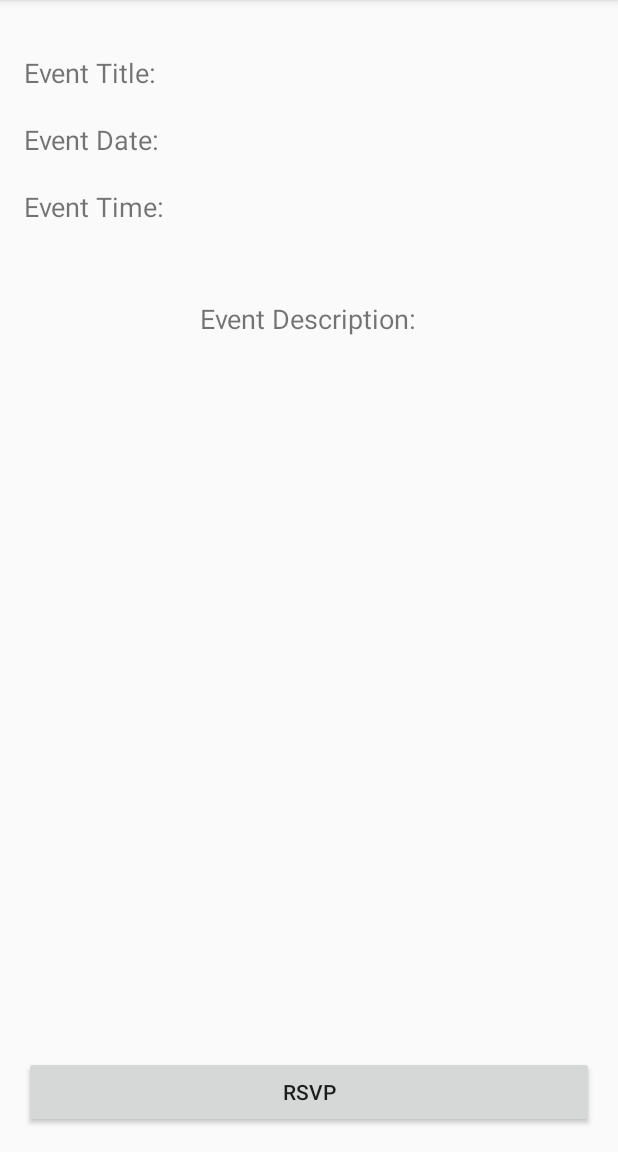
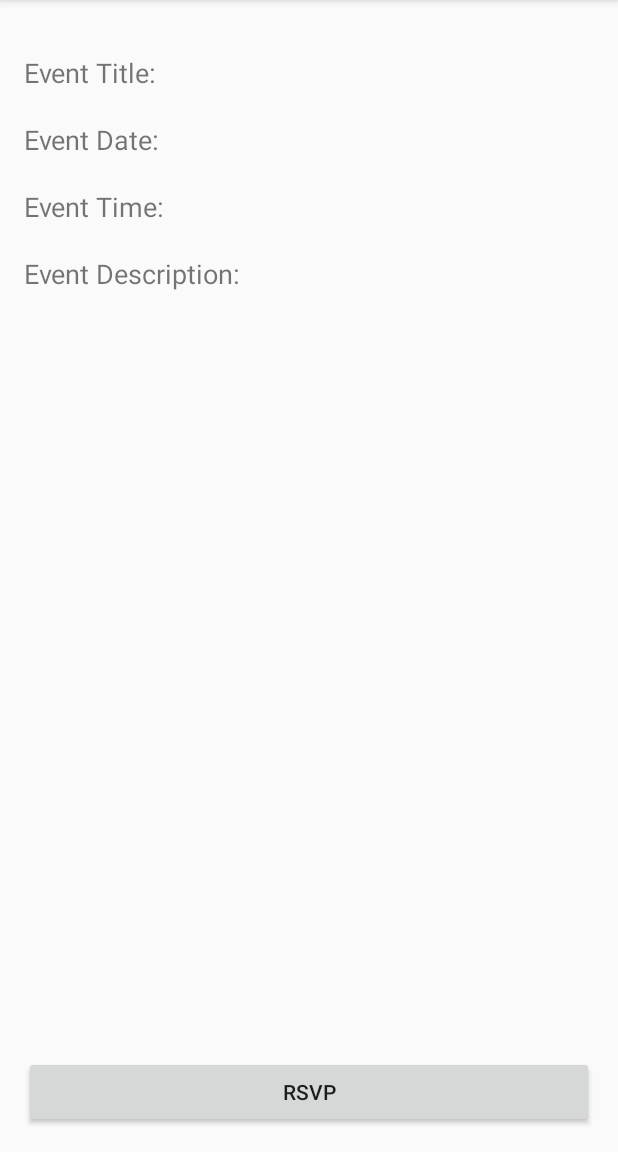
Before and after one commit to CodeTribeAcademy2016/TimeSheet, an Android app: the event screen opened directly, with no data from a screen before it, on a phone screen of 412 x 824 dp, the part 84-1236 px from its top. Run offline under Robolectric (Android 15) with nearby library versions, the phone set to English and light mode, and no system bars.

Commit message:
TimeSheet init

```diff
--- a/app/src/main/res/layout/activity_event.xml
+++ b/app/src/main/res/layout/activity_event.xml
@@ -31,6 +31,13 @@
         android:text="Event Time:"
         android:textSize="18sp"
         android:layout_marginTop="20dp"/>
+    <TextView
+        android:layout_width="wrap_content"
+        android:layout_height="wrap_content"
+        android:text="Event Description:"
+        android:textSize="18sp"
+        android:layout_marginTop="20dp"
+     />
 
     <RelativeLayout
         android:layout_width="wrap_content"
@@ -44,12 +51,6 @@
             android:text="RSVP"
             android:layout_alignParentBottom="true" />
 
-        <TextView
-            android:layout_width="wrap_content"
-            android:layout_height="wrap_content"
-            android:text="Event Description:"
-            android:textSize="18sp"
-            android:layout_alignParentTop="true"
-            android:layout_centerHorizontal="true" />
+
     </RelativeLayout>
 </LinearLayout>
```
Also changed, not shown: 1 other file.
